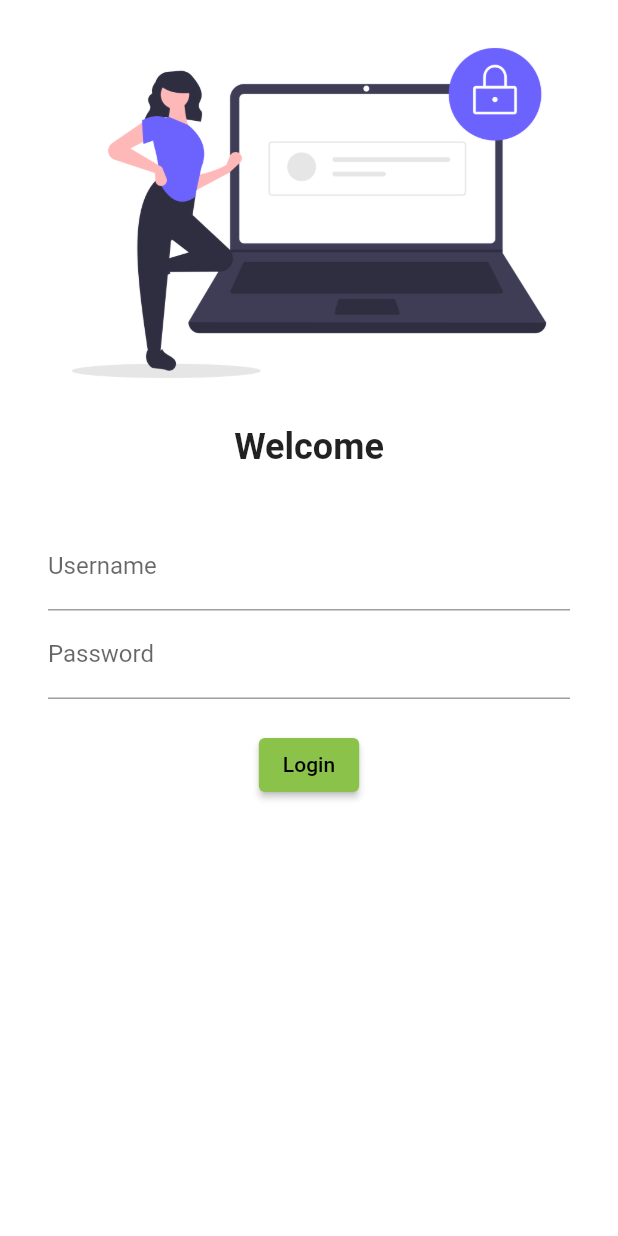
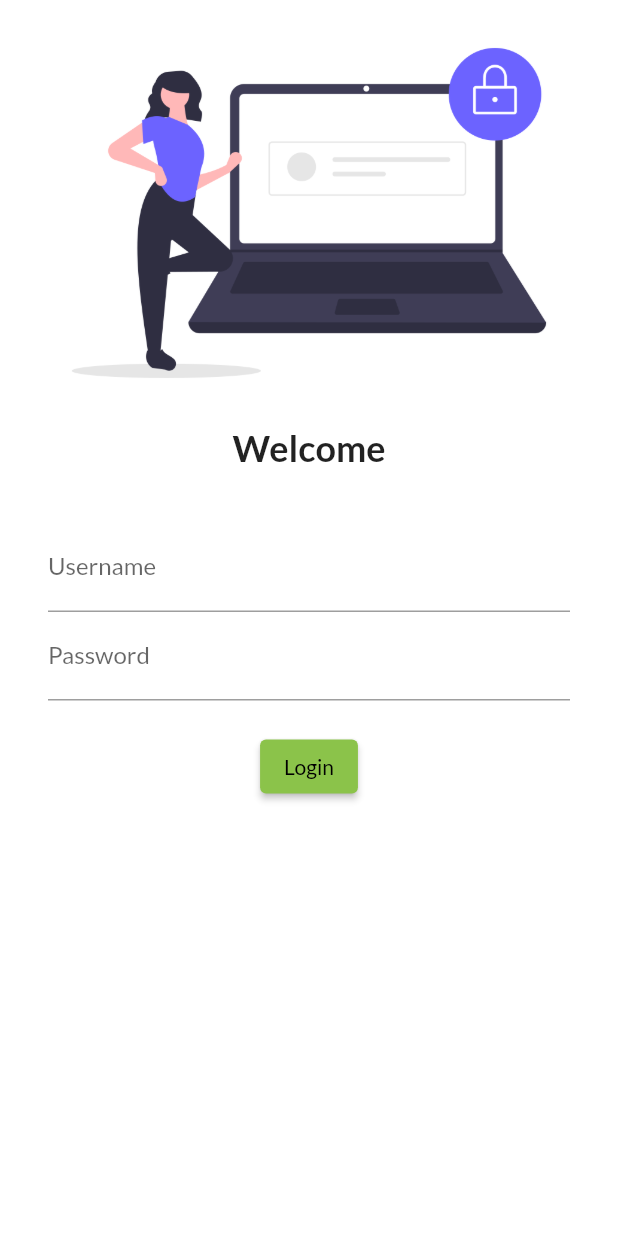
Before and after one commit to AyuOrniThrONE/30Days_of_Flutter, a Flutter app: the screen it shows after launch, on a phone screen of 412 x 824 dp. Run offline on Flutter 3.47's test engine with Material 2 defaults, Android fonts, the phone set to English and light mode, and no system bars; our stand-ins replace google_fonts.

Commit message:
changed again

```diff
--- a/lib/main.dart
+++ b/lib/main.dart
@@ -1,6 +1,7 @@
 import 'package:flutter/material.dart';
 import 'package:flutter_catalog/pages/home_Page.dart';
 import 'package:flutter_catalog/pages/loginPAge.dart';
+import 'package:google_fonts/google_fonts.dart';
 
 void main() {
   runApp(MyApp());
@@ -15,6 +16,7 @@ class MyApp extends StatelessWidget {
       themeMode: ThemeMode.light,
       theme: ThemeData(
         primarySwatch: Colors.lightGreen,
+        fontFamily: GoogleFonts.lato().fontFamily,
       ),
       darkTheme: ThemeData(
         brightness: Brightness.dark,
```
